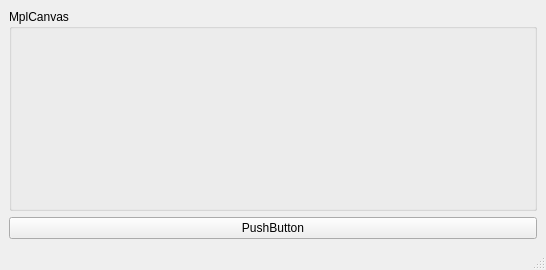
Before: the Qt Designer form resources/ui_resultswindow.ui in komministern/gca_analysis_tool, drawn with Qt 5.
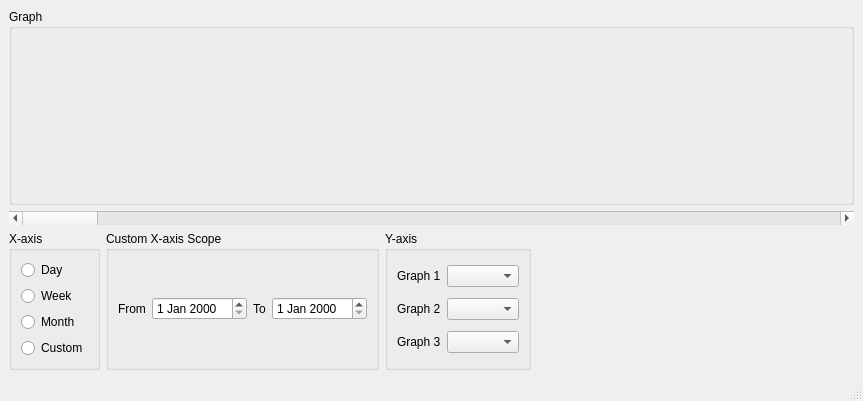
After: the same form once the commit is applied. Custom widgets are drawn as their Qt base class.

Commit message:
Graphs on its jolly way
Much progress with graph experimenting.

```diff
--- a/resources/ui_resultswindow.ui
+++ b/resources/ui_resultswindow.ui
@@ -6,19 +6,25 @@
    <rect>
     <x>0</x>
     <y>0</y>
-    <width>546</width>
-    <height>270</height>
+    <width>863</width>
+    <height>401</height>
    </rect>
   </property>
   <property name="windowTitle">
    <string>MainWindow</string>
   </property>
   <widget class="QWidget" name="centralwidget">
-   <layout class="QGridLayout" name="gridLayout">
-    <item row="0" column="0">
+   <layout class="QGridLayout" name="gridLayout_3">
+    <item row="0" column="0" colspan="4">
      <widget class="QGroupBox" name="groupBox">
+      <property name="sizePolicy">
+       <sizepolicy hsizetype="Preferred" vsizetype="Preferred">
+        <horstretch>0</horstretch>
+        <verstretch>1</verstretch>
+       </sizepolicy>
+      </property>
       <property name="title">
-       <string>MplCanvas</string>
+       <string>Graph</string>
       </property>
       <layout class="QGridLayout" name="gridLayout_2">
        <item row="0" column="0">
@@ -27,13 +33,178 @@
       </layout>
      </widget>
     </item>
-    <item row="1" column="0">
-     <widget class="QPushButton" name="pushButton">
-      <property name="text">
-       <string>PushButton</string>
+    <item row="1" column="0" colspan="4">
+     <widget class="QScrollBar" name="horizontalScrollBar">
+      <property name="orientation">
+       <enum>Qt::Horizontal</enum>
       </property>
+      <property name="invertedAppearance">
+       <bool>false</bool>
+      </property>
      </widget>
     </item>
+    <item row="2" column="0">
+     <widget class="QGroupBox" name="groupBox_2">
+      <property name="sizePolicy">
+       <sizepolicy hsizetype="Preferred" vsizetype="Preferred">
+        <horstretch>0</horstretch>
+        <verstretch>0</verstretch>
+       </sizepolicy>
+      </property>
+      <property name="title">
+       <string>X-axis</string>
+      </property>
+      <layout class="QGridLayout" name="gridLayout">
+       <item row="0" column="0">
+        <widget class="QRadioButton" name="radioButton_X_Day">
+         <property name="text">
+          <string>Day</string>
+         </property>
+        </widget>
+       </item>
+       <item row="1" column="0">
+        <widget class="QRadioButton" name="radioButton_X_Week">
+         <property name="text">
+          <string>Week</string>
+         </property>
+        </widget>
+       </item>
+       <item row="2" column="0">
+        <widget class="QRadioButton" name="radioButton_X_Month">
+         <property name="text">
+          <string>Month</string>
+         </property>
+        </widget>
+       </item>
+       <item row="3" column="0">
+        <widget class="QRadioButton" name="radioButton_X_Custom">
+         <property name="text">
+          <string>Custom</string>
+         </property>
+        </widget>
+       </item>
+      </layout>
+     </widget>
+    </item>
+    <item row="2" column="1">
+     <widget class="QGroupBox" name="groupBox_3">
+      <property name="sizePolicy">
+       <sizepolicy hsizetype="Preferred" vsizetype="Preferred">
+        <horstretch>0</horstretch>
+        <verstretch>0</verstretch>
+       </sizepolicy>
+      </property>
+      <property name="title">
+       <string>Custom X-axis Scope</string>
+      </property>
+      <layout class="QHBoxLayout" name="horizontalLayout">
+       <item>
+        <widget class="QLabel" name="label">
+         <property name="text">
+          <string>From</string>
+         </property>
+        </widget>
+       </item>
+       <item>
+        <widget class="QDateEdit" name="dateEdit_From_Date">
+         <property name="sizePolicy">
+          <sizepolicy hsizetype="Preferred" vsizetype="Fixed">
+           <horstretch>0</horstretch>
+           <verstretch>0</verstretch>
+          </sizepolicy>
+         </property>
+         <property name="readOnly">
+          <bool>false</bool>
+         </property>
+         <property name="buttonSymbols">
+          <enum>QAbstractSpinBox::UpDownArrows</enum>
+         </property>
+         <property name="calendarPopup">
+          <bool>false</bool>
+         </property>
+        </widget>
+       </item>
+       <item>
+        <widget class="QLabel" name="label_2">
+         <property name="text">
+          <string>To</string>
+         </property>
+        </widget>
+       </item>
+       <item>
+        <widget class="QDateEdit" name="dateEdit_To_Date">
+         <property name="sizePolicy">
+          <sizepolicy hsizetype="Preferred" vsizetype="Fixed">
+           <horstretch>0</horstretch>
+           <verstretch>0</verstretch>
+          </sizepolicy>
+         </property>
+         <property name="calendarPopup">
+          <bool>false</bool>
+         </property>
+        </widget>
+       </item>
+      </layout>
+     </widget>
+    </item>
+    <item row="2" column="2">
+     <widget class="QGroupBox" name="groupBox_4">
+      <property name="sizePolicy">
+       <sizepolicy hsizetype="Preferred" vsizetype="Minimum">
+        <horstretch>0</horstretch>
+        <verstretch>0</verstretch>
+       </sizepolicy>
+      </property>
+      <property name="title">
+       <string>Y-axis</string>
+      </property>
+      <layout class="QGridLayout" name="gridLayout_4">
+       <item row="0" column="0">
+        <widget class="QLabel" name="label_3">
+         <property name="text">
+          <string>Graph 1</string>
+         </property>
+        </widget>
+       </item>
+       <item row="0" column="1">
+        <widget class="QComboBox" name="comboBox_Y_Subplot_1"/>
+       </item>
+       <item row="1" column="0">
+        <widget class="QLabel" name="label_4">
+         <property name="text">
+          <string>Graph 2</string>
+         </property>
+        </widget>
+       </item>
+       <item row="1" column="1">
+        <widget class="QComboBox" name="comboBox_Y_Subplot_2"/>
+       </item>
+       <item row="2" column="0">
+        <widget class="QLabel" name="label_5">
+         <property name="text">
+          <string>Graph 3</string>
+         </property>
+        </widget>
+       </item>
+       <item row="2" column="1">
+        <widget class="QComboBox" name="comboBox_Y_Subplot_3"/>
+       </item>
+      </layout>
+     </widget>
+    </item>
+    <item row="2" column="3">
+     <spacer name="horizontalSpacer">
+      <property name="orientation">
+       <enum>Qt::Horizontal</enum>
+      </property>
+      <property name="sizeHint" stdset="0">
+       <size>
+        <width>575</width>
+        <height>20</height>
+       </size>
+      </property>
+     </spacer>
+    </item>
    </layout>
   </widget>
   <widget class="QMenuBar" name="menubar">
```
Left out of the diff: 4 changed lines with no effect on the pictures. The commit also changes 22 other files.
